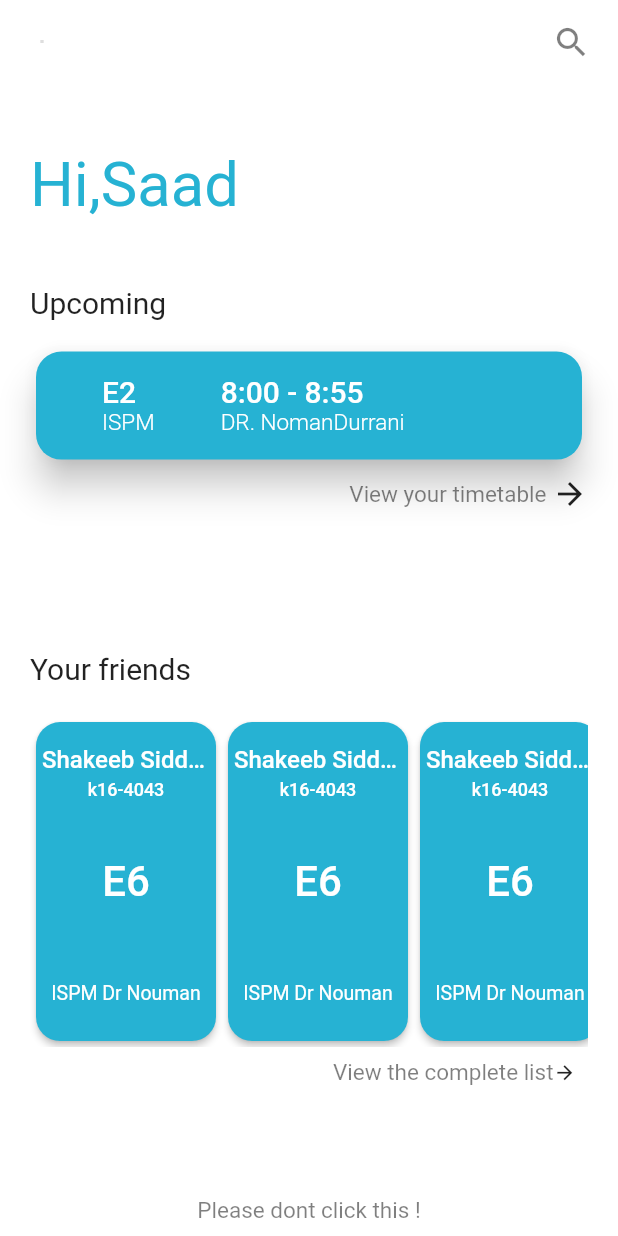
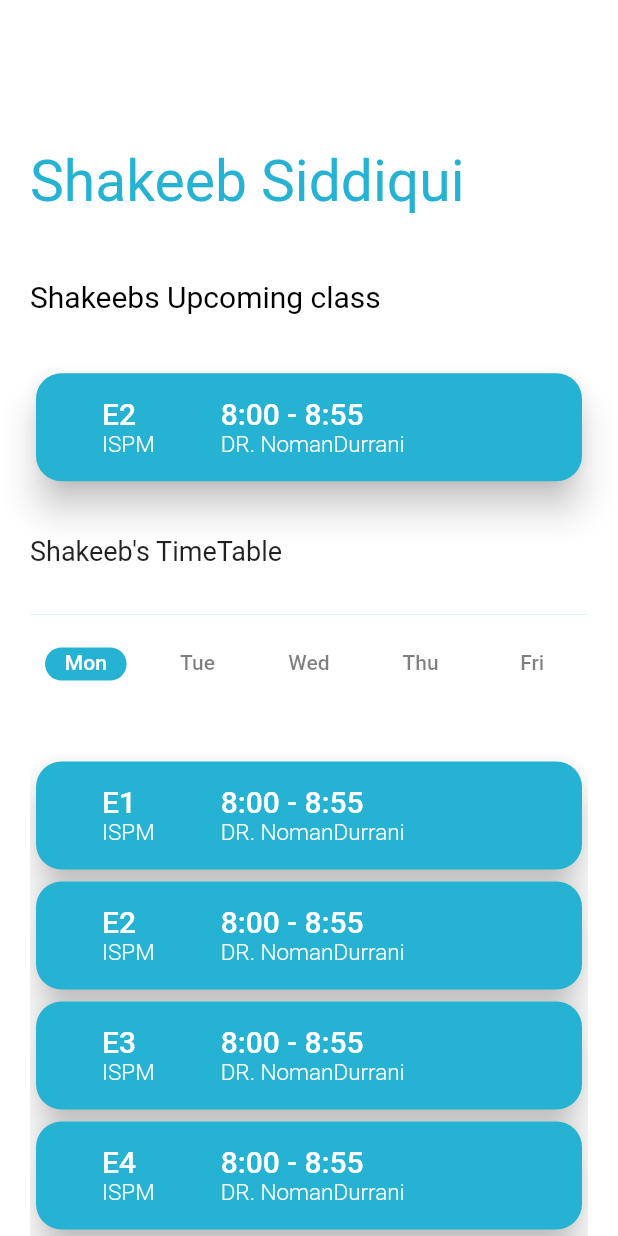
Before and after one commit to Velocity-Barricade/mobile, a Flutter app: the screen it shows after launch, on a phone screen of 412 x 824 dp. Run offline on Flutter 3.47's test engine with Material 2 defaults, Android fonts, the phone set to English and light mode, and no system bars; our stand-ins replace camera, firebase_auth, flutter_screenutil, font_awesome_flutter; missing offline and left inert: custom_switch, qr_code_tools; accounts and stored records are empty.

Commit message:
friend timetable screen added

```diff
--- /dev/null
+++ b/lib/Screens/FriendTimeTable/friend_timetable_screen.dart
@@ -0,0 +1,134 @@
+import 'package:barricade/Screens/TimeTable/Components/class_card.dart';
+import 'package:barricade/Screens/TimeTable/Components/timetable.dart';
+import 'package:barricade/Values/colors.dart';
+import 'package:flutter/material.dart';
+
+class FreindTimeTable extends StatefulWidget {
+  @override
+  _FreindTimeTableState createState() => _FreindTimeTableState();
+}
+
+class _FreindTimeTableState extends State<FreindTimeTable> {
+  @override
+  Widget build(BuildContext context) {
+    int section1=17;
+    int section2=18;
+    int section3=65;
+    return Scaffold(
+      backgroundColor: Colors.white,
+      appBar: new AppBar(elevation: 0,backgroundColor: Colors.white,),
+      body: Padding(
+        padding:  EdgeInsets.only(left: 20,right: 20),
+        child: Column(
+          children: <Widget>[
+            Flexible(
+              flex: section1,
+              child: Column(
+                children: <Widget>[
+                  Expanded(child: Container(
+//                    color: Colors.green,
+                    child: Row(
+                      mainAxisAlignment: MainAxisAlignment.start,
+                      children: <Widget>[
+                        Column(
+                          crossAxisAlignment: CrossAxisAlignment.start,
+                          mainAxisAlignment: MainAxisAlignment.center,
+                          children: <Widget>[
+                            new Text("Shakeeb Siddiqui",
+                              overflow: TextOverflow.ellipsis,
+                              style: TextStyle(fontSize: 38,color: themeColor,fontWeight: FontWeight.w400),),
+                          ],
+                        ),
+                      ],
+                    ),
+                  )),
+                ],
+              ),
+            ),
+
+
+            Flexible(
+              flex: section2,
+              child: Column(
+                children: <Widget>[
+                  Expanded(child: Container(
+//                    color: Colors.red,
+                    child: Row(
+                      mainAxisAlignment: MainAxisAlignment.start,
+
+                      children: <Widget>[
+                        Column(
+//                          mainAxisSize: MainAxisSize.min,
+                        crossAxisAlignment: CrossAxisAlignment.start,
+                          mainAxisAlignment: MainAxisAlignment.spaceBetween,
+
+                          children: <Widget>[
+                            new Text("Shakeebs Upcoming class",
+                              style: TextStyle(fontSize: 20,color: Colors.black,fontWeight: FontWeight.w400),),
+
+                            Row(
+                              mainAxisSize: MainAxisSize.min,
+                              children: <Widget>[
+                                Container(
+                                    constraints: BoxConstraints(maxWidth: MediaQuery.of(context).size.width-40),
+                                    child: new ClassCard(Number: 2,)),
+                              ],
+                            ),
+
+                          ],
+                        )
+                      ],
+                    ),
+                  )),
+                ],
+              ),
+            ),
+
+
+            Flexible(
+              flex: section3,
+              child: Column(
+                children: <Widget>[
+                  Expanded(child: Container(
+//                    color: Colors.amber,
+                    child: Column(
+                      children: <Widget>[
+                        Flexible(
+                          flex: 17,
+                            child: Container(
+//                              color: Colors.green,
+                              child: Column(
+                                children: <Widget>[
+                                  Expanded(
+                                    child: Center(
+                                      child: Row(
+                                        children: <Widget>[
+                                          new Text("Shakeeb's TimeTable",style: TextStyle(fontSize: 18,fontWeight: FontWeight.w400),),
+                                        ],
+                                      ),
+                                    ),
+                                  ),
+                                ],
+                              ),
+                            )),
+                        Flexible(
+                          flex: 83,
+                          child: Container(
+                            color: Colors.blue,
+                            child: TimeTable(),
+                          ),
+                        )
+                      ],
+                    ),
+                  )),
+                ],
+              ),
+            ),
+
+          ],
+
+        ),
+      ),
+    );
+  }
+}
--- a/lib/Screens/HomeScreen/Components/freind_card.dart
+++ b/lib/Screens/HomeScreen/Components/freind_card.dart
@@ -30,7 +30,7 @@ class _FreindCardState extends State<FreindCard> {
                         children: <Widget>[
                           Padding(
                             padding: const EdgeInsets.all(4.0),
-                            child: new Text("Shakeeb Siddiqui",
+                            child: new Text("Hassan Berry",
                                 overflow: TextOverflow.ellipsis,
                                 style: new TextStyle(color: Colors.white,fontSize: 16,fontWeight: FontWeight.w500)),
                           ),
--- a/lib/Screens/HomeScreen/home_screen.dart
+++ b/lib/Screens/HomeScreen/home_screen.dart
@@ -35,7 +35,7 @@ class _HomeScreenState extends State<HomeScreen> {
           Flexible(flex: 35,
           child: Container(
 
-//            hi saad
+//            hi saad start
             child: Padding(
               padding:  EdgeInsets.only(left:20.0,right: 20),
               child: Column(
--- a/lib/Screens/TimeTable/Components/class_card.dart
+++ b/lib/Screens/TimeTable/Components/class_card.dart
@@ -22,6 +22,7 @@ class _ClassCardState extends State<ClassCard> {
         child: Padding(
           padding: const EdgeInsets.all(8.0),
           child: ListTile(
+
             leading: Padding(
               padding:  EdgeInsets.only(left:20.0),
               child: new Column(
--- a/lib/Screens/TimeTable/Components/day_list.dart
+++ b/lib/Screens/TimeTable/Components/day_list.dart
@@ -9,10 +9,11 @@ class DayList extends StatefulWidget {
 
 class _DayListState extends State<DayList> {
   var list=[1,2,3,4,5,6,7,8,9];
+  var padding=0.0;
   @override
   Widget build(BuildContext context) {
     return ListView.builder(
-      padding: EdgeInsets.only(left: 18,right: 18,top: 48),
+      padding: EdgeInsets.only(left: padding,right: padding,top: 48),
 
       itemCount: list.length,
       itemBuilder: (BuildContext context,int index){
--- a/lib/Screens/TimeTable/Components/timetable.dart
+++ b/lib/Screens/TimeTable/Components/timetable.dart
@@ -14,17 +14,17 @@ class TimeTable extends StatefulWidget {
 class _TimeTableState extends State<TimeTable> {
   @override
   Widget build(BuildContext context) {
-    var leftPadding=18.0;
+    var leftPadding=0.0;
     return DefaultTabController(
       length: 5,
 
       child: Scaffold(
         backgroundColor: Colors.white,
+
         appBar: new PreferredSize(
           preferredSize: Size.fromHeight(46),
           child: new Container(
             color: Colors.white,
-            child: new SafeArea(
             child: Padding(
               padding:  EdgeInsets.only(left:leftPadding,right: leftPadding),
               child: Column(
@@ -52,7 +52,6 @@ class _TimeTableState extends State<TimeTable> {
             ),
           ),
         ),
-        ),
         body: new TabBarView(
           children: <Widget>[
             new DayList(),
--- a/lib/main.dart
+++ b/lib/main.dart
@@ -1,5 +1,6 @@
 import 'package:flutter/material.dart';
 
+import 'Screens/FriendTimeTable/friend_timetable_screen.dart';
 import 'Screens/HomeScreen/home_screen.dart';
 import 'Screens/Login/login_screen.dart';
 import 'Screens/QR/qr_helper.dart';
@@ -34,7 +35,7 @@ class _MyAppState extends State<MyApp> {
       title: "Bank App Neomorphism",
       debugShowCheckedModeBanner: false,
       home: Scaffold(
-        body: HomeScreen(),
+        body: FreindTimeTable(),
       ),
     );
   }
```
Lines whose indentation alone changed are shown as unchanged.
